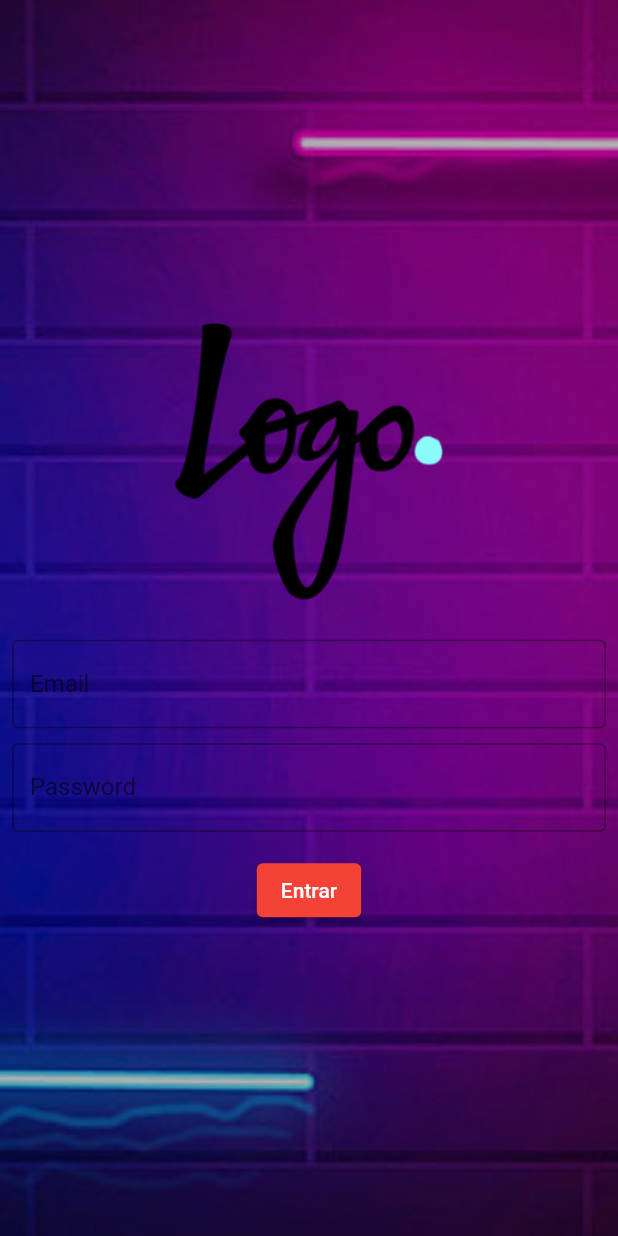
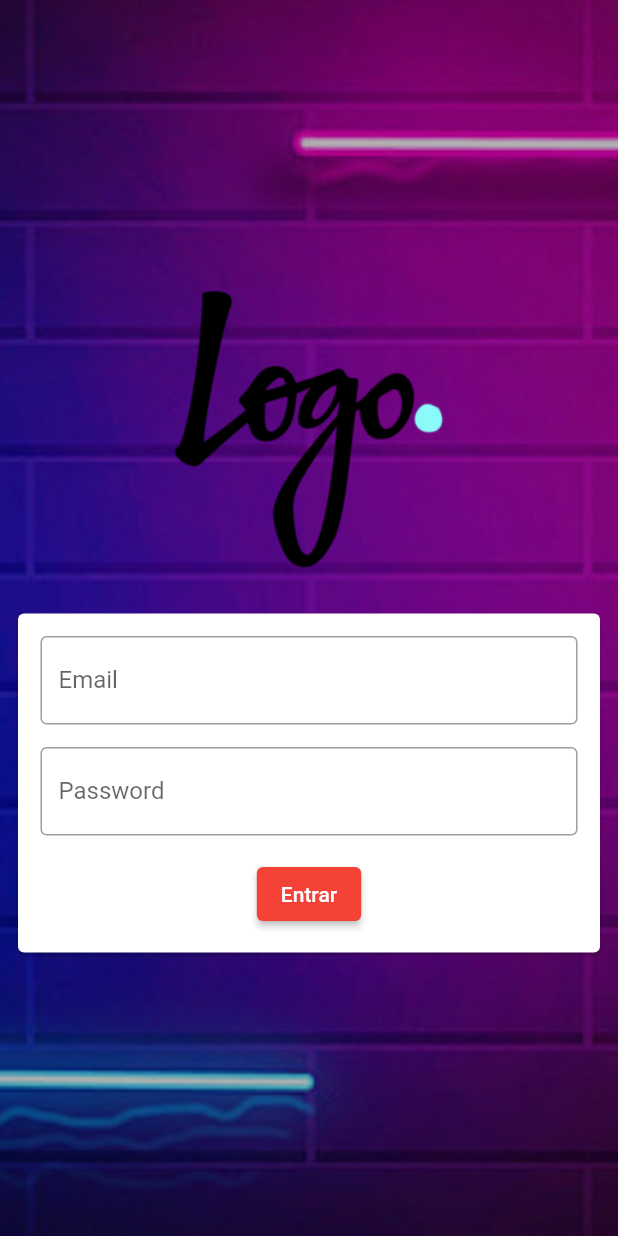
Before and after one commit to italo-mauricio/Fluttering, a Flutter app: the screen it shows after launch, on a phone screen of 412 x 824 dp. Run offline on Flutter 3.47's test engine with Material 2 defaults, Android fonts, the phone set to English and light mode, and no system bars.

Commit message:
melhorando a tela de login

```diff
--- a/login_page/lib/contents/app_login.dart
+++ b/login_page/lib/contents/app_login.dart
@@ -46,6 +46,10 @@ class _LoginPageState extends State<LoginPage> {
             Container(
               height: 20,
             ),
+            Card(
+              child: Padding(
+                padding: const EdgeInsets.all(15.0),
+                child: Column(children: [
                   TextField(
                     onChanged: (text) {
                       setState(() {
@@ -58,7 +62,7 @@ class _LoginPageState extends State<LoginPage> {
                       border: OutlineInputBorder(),
                     ),
                   ),
-            const SizedBox(height: 10),
+                  const SizedBox(height: 15),
                   TextField(
                     onChanged: (text) {
                       setState(() {
@@ -99,6 +103,9 @@ class _LoginPageState extends State<LoginPage> {
                 ]),
               ),
             ),
+          ]),
+        ),
+      ),
     );
   }
 
@@ -109,8 +116,11 @@ class _LoginPageState extends State<LoginPage> {
       children: [
         SizedBox(
             height: MediaQuery.of(context).size.height,
-            child: Image.asset('assets/images/12.jpg', fit: BoxFit.cover,)),
-        Container(color: Colors.black.withOpacity(0.3),),
+            child: Image.asset(
+              'assets/images/12.jpg',
+              fit: BoxFit.cover,
+            )),
+        Container(color: Colors.black.withOpacity(0.3)),
         _body(),
       ],
     ));
```
Lines whose indentation alone changed are shown as unchanged.
